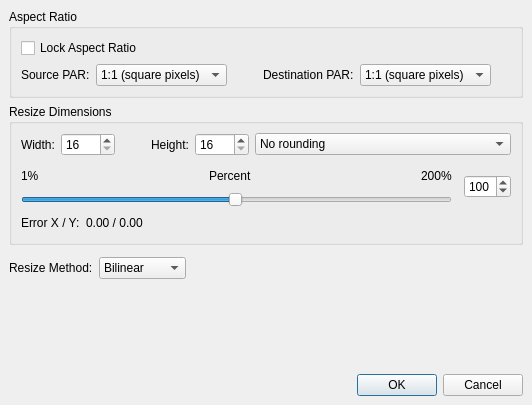
The window that avidemux_plugins/ADM_videoFilters6/resize/qt4/resizing.ui (mean00/avidemux2) describes before a commit, drawn with Qt 5.
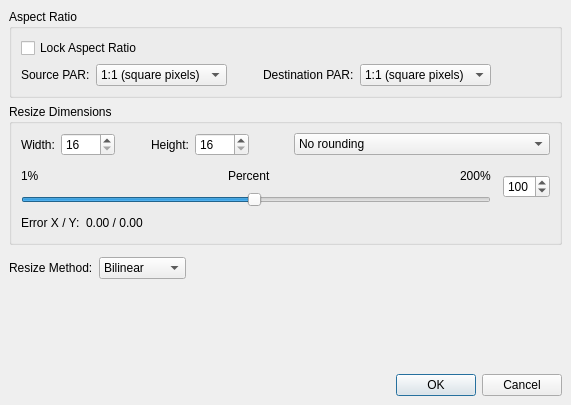
The same window after the commit.

Commit message: [resize] change max resoultion to 8192x8192

Patch:
```diff
--- a/avidemux_plugins/ADM_videoFilters6/resize/qt4/resizing.ui
+++ b/avidemux_plugins/ADM_videoFilters6/resize/qt4/resizing.ui
@@ -6,7 +6,7 @@
    <rect>
     <x>0</x>
     <y>0</y>
-    <width>522</width>
+    <width>571</width>
     <height>405</height>
    </rect>
   </property>
```
Left out of the diff: 4 changed lines with no effect on the pictures.
